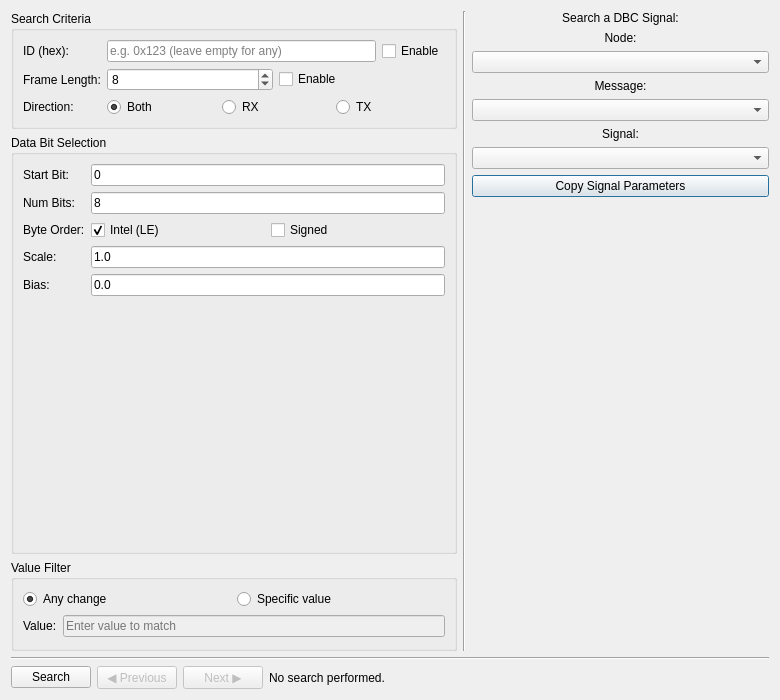
collin80/SavvyCAN, file ui/searchwindow.ui: the form before one commit.
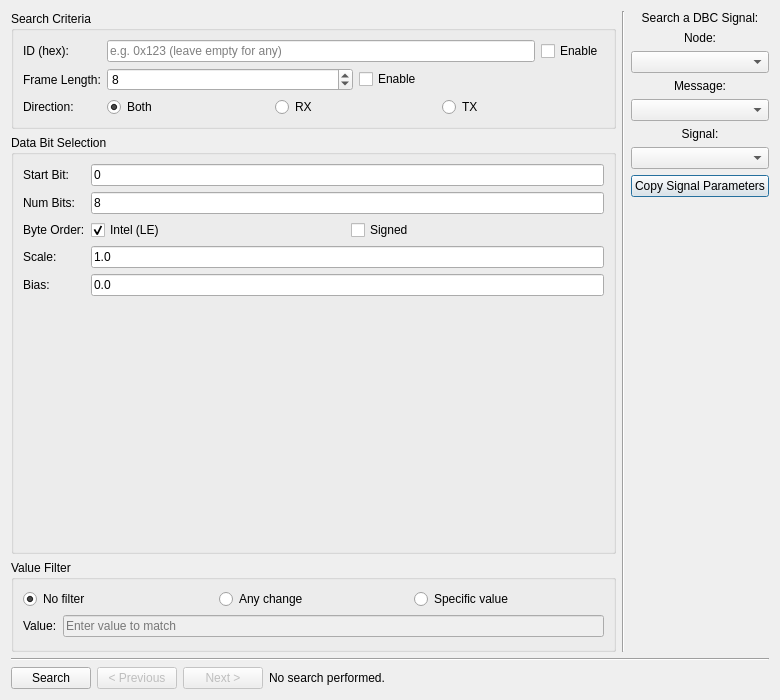
The form after the commit. Custom widgets are drawn as their Qt base class.

Commit message: Search window: fix filtered-table search, 64-bit precision, manual bits, no-value filter

What changed in the file:
```diff
--- a/ui/searchwindow.ui
+++ b/ui/searchwindow.ui
@@ -21,8 +21,7 @@
   </property>
   <layout class="QVBoxLayout" name="verticalLayout_main">
    <item>
-    <layout class="QHBoxLayout" name="horizontalLayout_top" stretch="3,1,2">
-     <!-- Left: search criteria + bitfield -->
+    <layout class="QHBoxLayout" name="horizontalLayout_top">
      <item>
       <layout class="QVBoxLayout" name="verticalLayout_left">
        <item>
@@ -246,14 +245,21 @@
          <layout class="QVBoxLayout" name="verticalLayout_value">
           <item>
            <layout class="QHBoxLayout" name="hboxValueMode">
+            <item>
+             <widget class="QRadioButton" name="rbValueNone">
+              <property name="text">
+               <string>No filter</string>
+              </property>
+              <property name="checked">
+               <bool>true</bool>
+              </property>
+             </widget>
+            </item>
             <item>
              <widget class="QRadioButton" name="rbValueAny">
               <property name="text">
                <string>Any change</string>
               </property>
-              <property name="checked">
-               <bool>true</bool>
-              </property>
              </widget>
             </item>
             <item>
@@ -388,7 +394,6 @@
      </item>
     </layout>
    </item>
-   <!-- Horizontal divider -->
    <item>
     <widget class="Line" name="lineHDivider">
      <property name="orientation">
@@ -409,7 +414,7 @@
      <item>
       <widget class="QPushButton" name="btnPrev">
        <property name="text">
-        <string>◀ Previous</string>
+        <string>&lt; Previous</string>
        </property>
        <property name="enabled">
         <bool>false</bool>
@@ -419,7 +424,7 @@
      <item>
       <widget class="QPushButton" name="btnNext">
        <property name="text">
-        <string>Next ▶</string>
+        <string>Next &gt;</string>
        </property>
        <property name="enabled">
         <bool>false</bool>
```
Left out of the diff: 3 changed lines with no effect on the pictures. The commit also changes 2 other files.
